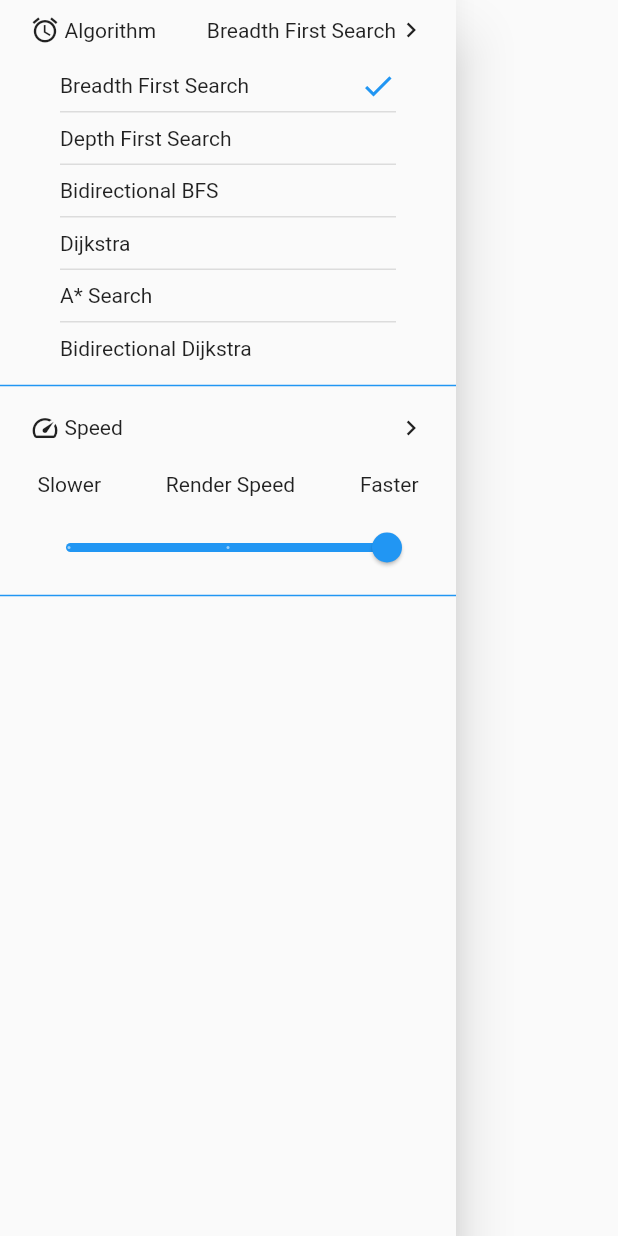
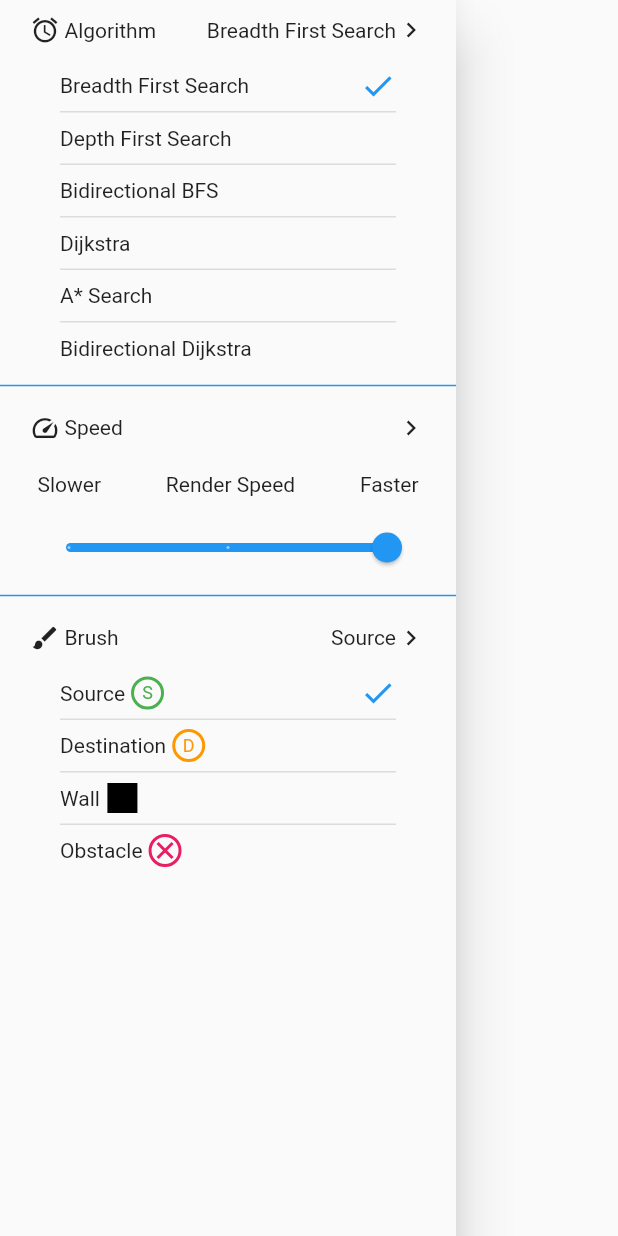
Before and after one commit to gangzhaorige/flutter-algo-visual, a Flutter app: the AppDrawer widget shown alone on an empty page, opened directly, on a phone screen of 412 x 824 dp. Run offline on Flutter 3.47's test engine with Material 2 defaults, Android fonts, the phone set to English and light mode, and no system bars; our stand-ins replace responsive_builder, responsive_framework.

Commit message:
Brush Update
Added Brush select to the drawer.
Changed selecting curBrush by index.
Added Brush description.

```diff
--- a/lib/algorithm/algorithm.dart
+++ b/lib/algorithm/algorithm.dart
@@ -22,7 +22,6 @@ enum Algorithm {
 }
 
 class AlgoVisualizerTools extends ChangeNotifier {
-  Brush curBrush = Brush.wall;
   double curSpeed = 10;
   bool isVisualizing = false;
 
@@ -35,7 +34,20 @@ class AlgoVisualizerTools extends ChangeNotifier {
     Algorithm.biDijkstra,
   ];
 
+  List<Brush> brushes = <Brush>[
+    Brush.start,
+    Brush.end,
+    Brush.wall,
+    Brush.weight,
+  ];
+
   int selectedAlgorithm = 0;
+
+  int selectedBrush = 0;
+
+  Brush getCurBrush() {
+    return brushes[selectedBrush];
+  }
 
   Algorithm getCurAlgorithm() {
     return algos[selectedAlgorithm];
@@ -51,16 +63,8 @@ class AlgoVisualizerTools extends ChangeNotifier {
     notifyListeners();
   }
 
-  void changeBrush() {
-    if(curBrush == Brush.start) {
-      curBrush = Brush.end;
-    } else if (curBrush == Brush.end) {
-      curBrush = Brush.wall;
-    } else if(curBrush == Brush.wall){
-      curBrush = Brush.weight;
-    } else {
-      curBrush = Brush.start;
-    }
+  void changeBrush(int index) {
+    selectedBrush = index;
     notifyListeners();
   }
 
--- a/lib/components/drawer/drawer.dart
+++ b/lib/components/drawer/drawer.dart
@@ -1,6 +1,7 @@
 import 'package:flutter/material.dart';
 
 import 'widgets/algorithm_changer.dart';
+import 'widgets/brush_changer.dart';
 import 'widgets/speed_changer.dart';
 
 
@@ -24,6 +25,7 @@ class AppDrawer extends StatelessWidget {
             thickness: 1,
             color: Colors.blue,
           ),
+          BrushChanger(),
         ],
       ),
     );
--- /dev/null
+++ b/lib/components/drawer/widgets/brush_changer.dart
@@ -0,0 +1,137 @@
+import 'package:flutter/material.dart';
+import 'package:path_visualizer/main.dart';
+import 'package:path_visualizer/node/weight_painter.dart';
+import 'package:provider/provider.dart';
+
+import '../../../algorithm/algorithm.dart';
+import '../../../node/start_end_painter.dart';
+import '../../../node/wall_painter.dart';
+import '../drawer_child.dart';
+
+const Map<Brush, String> brushName = {
+  Brush.start : 'Source',
+  Brush.end : 'Destination',
+  Brush.wall : 'Wall',
+  Brush.weight : 'Obstacle'
+};
+
+final Map<Brush, CustomPainter> brushWidget = {
+  Brush.start : StartPainter(
+    unitSize: 20, fraction: 1
+  ),
+  Brush.end : EndPainter(
+    unitSize: 20, fraction: 1
+  ),
+  Brush.weight : WeightPainter(
+    unitSize: 20, fraction: 1
+  ),
+  Brush.wall : WallPainter(
+    unitSize: 20, fraction: 1
+  ),
+};
+
+class BrushSelected extends StatelessWidget {
+  const BrushSelected({
+    Key? key,
+    required this.brush,
+    required this.index,
+  }) : super(key: key);
+
+  final Brush brush;
+  final int index;
+
+  @override
+  Widget build(BuildContext context) {
+    print('Rebuilding BrushSelected');
+    return Padding(
+      padding: const EdgeInsets.symmetric(
+        horizontal: 20,
+      ),
+      child: InkWell(
+        onTap: () => Provider.of<AlgoVisualizerTools>(context, listen: false).changeBrush(index),
+        child: Padding(
+          padding: const EdgeInsets.symmetric(
+            vertical: 5,
+          ),
+          child: Row(
+            mainAxisAlignment: MainAxisAlignment.spaceBetween,
+            crossAxisAlignment: CrossAxisAlignment.center,
+            children: [
+              Row(
+                children: [
+                  Text(brushName[brush] as String),
+                  const SizedBox(
+                    width: 5,
+                  ),
+                  FittedBox(
+                    fit: BoxFit.contain,
+                    child: SizedBox(
+                      width: 20,
+                      height: 20,
+                      child: CustomPaint(
+                        painter: brushWidget[brush],
+                      ),
+                    ),
+                  ),
+                ],
+              ),
+              Selector<AlgoVisualizerTools, int>(
+                selector: (_, AlgoVisualizerTools model) => model.selectedBrush,
+                builder: (BuildContext context, int selectedIndex, Widget? child) {
+                  print('Rebuilding AlgoSelected Icon');
+                  return Icon(
+                    index == selectedIndex ? Icons.check : null,
+                    color: Colors.blue,
+                  );
+                }
+              ),
+            ],
+          ),
+        ),
+      ),
+    );
+  }
+}
+
+class BrushChanger extends StatelessWidget {
+  const BrushChanger({Key? key}) : super(key: key);
+
+  @override
+  Widget build(BuildContext context) {
+    return DrawerChild(
+      icon: Icons.brush,
+      category: 'Brush',
+      action: Selector<AlgoVisualizerTools, List<Brush>>(
+        selector: (_, AlgoVisualizerTools model) => model.brushes,
+        builder: (BuildContext context, List<Brush> brush, Widget? child) {
+          return Column(
+            children: <Widget>[
+              for(int i = 0; i < brush.length; i++) ...[
+               BrushSelected(brush: brush[i], index: i),
+                if(i != brush.length - 1) ...[
+                  const Divider(
+                    height: 1,
+                    thickness: 1,
+                    indent: 20,
+                    endIndent: 20,
+                  ),
+                ],
+              ]
+            ],
+          );
+        }
+      ),
+      child: Selector<AlgoVisualizerTools, Brush>(
+        selector: (_, AlgoVisualizerTools model) => model.getCurBrush(),
+        builder: (BuildContext context, Brush curBrush, Widget? child) {
+          return Text(
+            '${brushName[curBrush]}',
+            style: const TextStyle(
+              fontSize: 14
+            ),
+          );
+        },
+      ),
+    );
+  }
+}
--- a/lib/components/home/home_view.dart
+++ b/lib/components/home/home_view.dart
@@ -24,7 +24,7 @@ class HomeView extends StatelessWidget {
   @override
   Widget build(BuildContext context) {
     print('Rebuilding HomeView');
-    const double unitSize = 25;
+    const double unitSize = 30;
     return LayoutBuilder(
       builder: (BuildContext context, BoxConstraints constraint) {
         int rows = constraint.maxWidth ~/ unitSize - 1;
--- a/lib/components/topbar/top_bar_mobile.dart
+++ b/lib/components/topbar/top_bar_mobile.dart
@@ -43,10 +43,10 @@ class TopBarMobile extends StatelessWidget {
           padding: const EdgeInsets.symmetric(horizontal: 15),
           child: GestureDetector(
             onTap: () {
-              Provider.of<AlgoVisualizerTools>(context, listen: false).changeBrush();
+              // Provider.of<AlgoVisualizerTools>(context, listen: false).changeBrush();
             },
             child: Selector<AlgoVisualizerTools, Brush>(
-              selector: (_, AlgoVisualizerTools model) => model.curBrush,
+              selector: (_, AlgoVisualizerTools model) => model.getCurBrush(),
               builder: (BuildContext context, Brush brush, Widget? child) {
                 return Icon(
                   Icons.palette_outlined,
--- a/lib/grid/grid.dart
+++ b/lib/grid/grid.dart
@@ -45,13 +45,13 @@ class GridWidget extends StatelessWidget {
             if(Provider.of<AlgoVisualizerTools>(context, listen: false).isVisualizing) {
               return;
             }
-            grid.onDragUpdate(i, j, Provider.of<AlgoVisualizerTools>(context, listen: false).curBrush);
+            grid.onDragUpdate(i, j, Provider.of<AlgoVisualizerTools>(context, listen: false).getCurBrush());
           },
           onTapNode: (int i, int j) {
             if(Provider.of<AlgoVisualizerTools>(context, listen: false).isVisualizing) {
               return;
             }
-            grid.onTapNode(i, j, Provider.of<AlgoVisualizerTools>(context, listen: false).curBrush);
+            grid.onTapNode(i, j, Provider.of<AlgoVisualizerTools>(context, listen: false).getCurBrush());
           },
           child: Stack(
             children: <Widget>[
```
